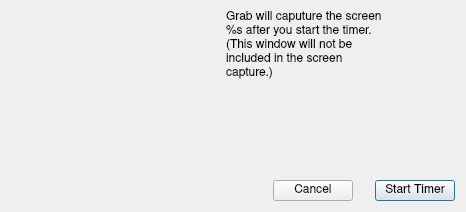
helloSystem/Utilities, file Under Construction/Grab.app/Resources/dialog_timed_screen_grab.ui: the form before one commit.
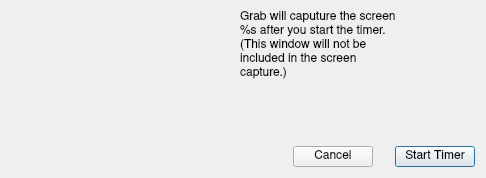
The form after the commit. Icons and pictures are not drawn.

The edit to the form file:
```diff
--- a/Under Construction/Grab.app/Resources/dialog_timed_screen_grab.ui
+++ b/Under Construction/Grab.app/Resources/dialog_timed_screen_grab.ui
@@ -9,8 +9,8 @@
    <rect>
     <x>0</x>
     <y>0</y>
-    <width>466</width>
-    <height>212</height>
+    <width>486</width>
+    <height>178</height>
    </rect>
   </property>
   <property name="focusPolicy">
```
